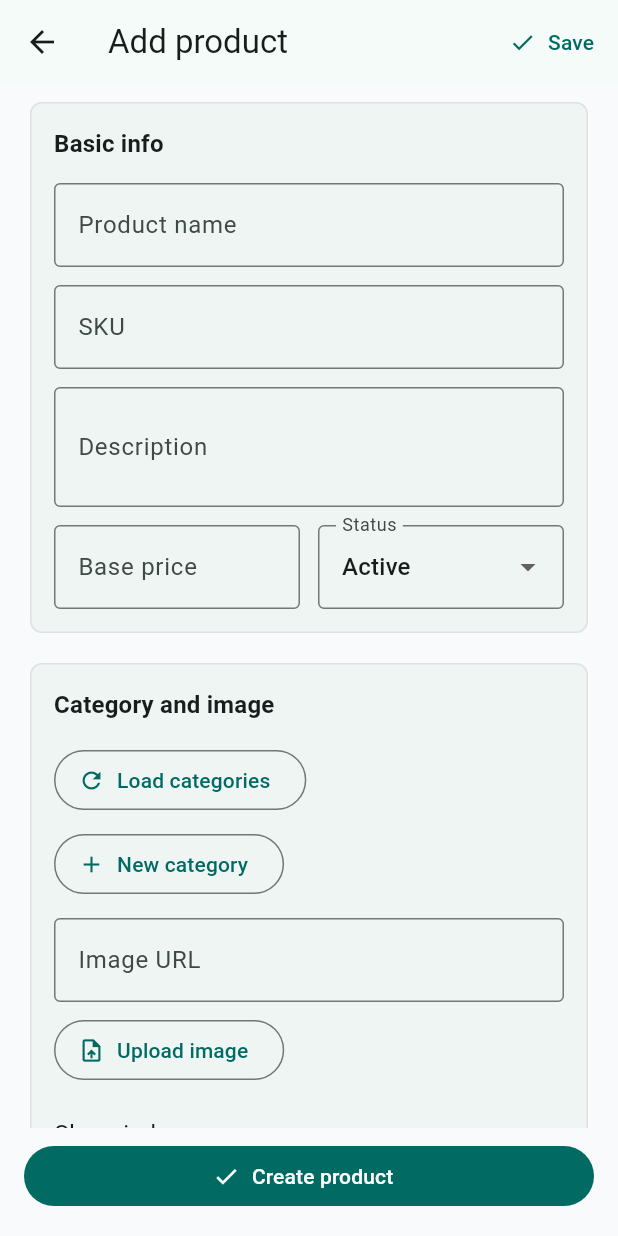
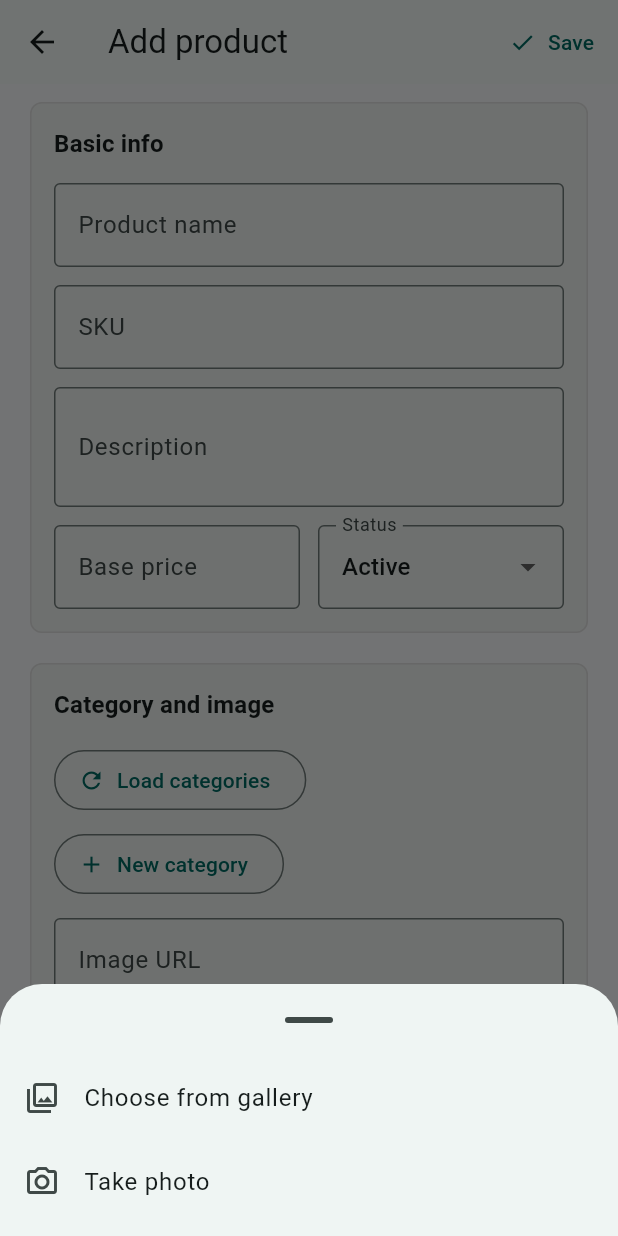
Before and after one commit to veinyyxy/speedfest_merchant, a Flutter app: the MerchantProductEditorPage screen opened directly, after a tap on "Upload image", on a phone screen of 412 x 824 dp. Run offline on Flutter 3.47's test engine with Material 3 defaults, Android fonts, the phone set to English and light mode, and no system bars; our stand-ins replace image_picker; accounts and stored records are empty.

Commit message:
修改界面布局和一些错误在Android系统中.

```diff
--- a/lib/ProductPage/merchant_product_editor_page.dart
+++ b/lib/ProductPage/merchant_product_editor_page.dart
@@ -199,6 +199,40 @@ class _MerchantProductEditorPageState extends State<MerchantProductEditorPage> {
   }
 
   Future<void> _pickAndUploadImage(TextEditingController controller) async {
+    final source = await _showImageSourcePicker();
+    if (!mounted || source == null) return;
+    await _pickAndUploadImageFromSource(controller, source);
+  }
+
+  Future<ImageSource?> _showImageSourcePicker() {
+    return showModalBottomSheet<ImageSource>(
+      context: context,
+      showDragHandle: true,
+      builder: (sheetContext) => SafeArea(
+        child: Column(
+          mainAxisSize: MainAxisSize.min,
+          children: [
+            ListTile(
+              leading: const Icon(Icons.photo_library_outlined),
+              title: const Text('Choose from gallery'),
+              onTap: () => Navigator.of(sheetContext).pop(ImageSource.gallery),
+            ),
+            ListTile(
+              leading: const Icon(Icons.photo_camera_outlined),
+              title: const Text('Take photo'),
+              onTap: () => Navigator.of(sheetContext).pop(ImageSource.camera),
+            ),
+            const SizedBox(height: 8),
+          ],
+        ),
+      ),
+    );
+  }
+
+  Future<void> _pickAndUploadImageFromSource(
+    TextEditingController controller,
+    ImageSource source,
+  ) async {
     final session = context.read<MerchantSessionProvider>();
     final token = session.token;
     if (token == null) return;
@@ -206,9 +240,11 @@ class _MerchantProductEditorPageState extends State<MerchantProductEditorPage> {
 
     try {
       final pickedImage = await _imagePicker.pickImage(
-        source: ImageSource.gallery,
-        maxWidth: 2200,
-        imageQuality: 88,
+        source: source,
+        maxWidth: 1600,
+        maxHeight: 1600,
+        imageQuality: 82,
+        preferredCameraDevice: CameraDevice.rear,
       );
       if (pickedImage == null) return;
 
```
Also changed, not shown: lib/ProductPage/merchant_products_page.dart (+19 -5 lines), 2 other files.
